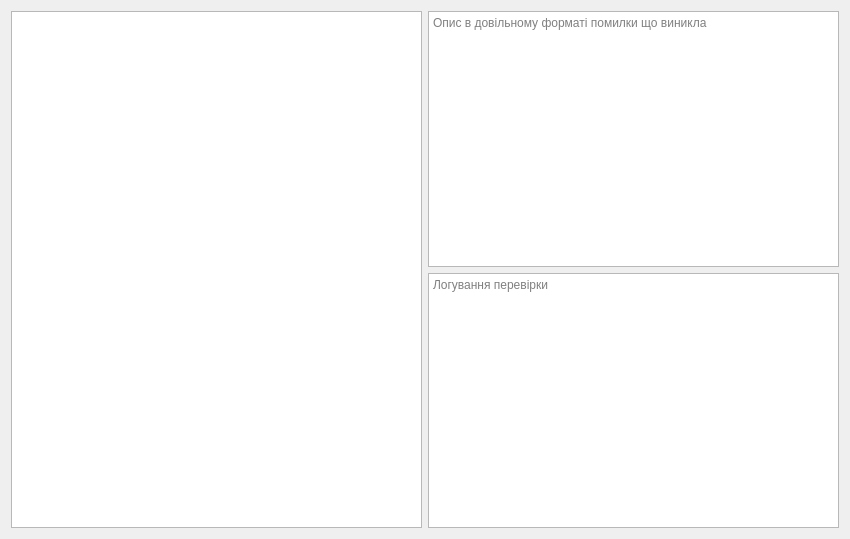
Spectre944/PCBDebugger, file app/ui/ui_designer/mainWindow.ui: the form before one commit.
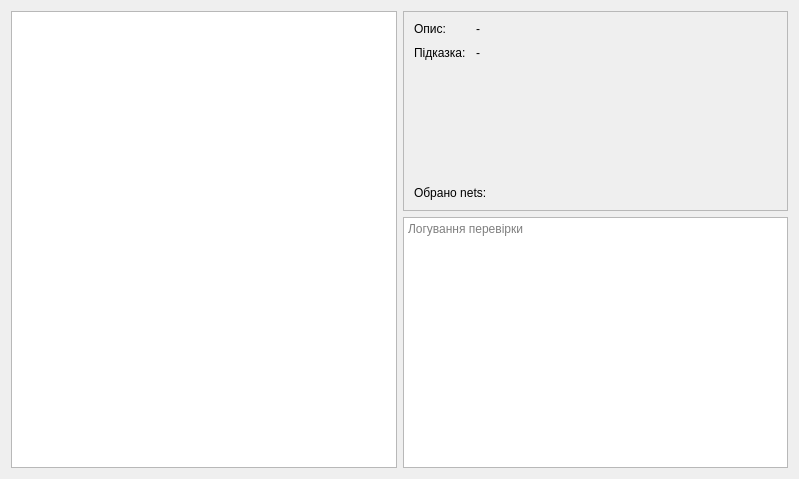
The form after the commit.

```diff
--- a/app/ui/ui_designer/mainWindow.ui
+++ b/app/ui/ui_designer/mainWindow.ui
@@ -6,8 +6,8 @@
    <rect>
     <x>0</x>
     <y>0</y>
-    <width>850</width>
-    <height>539</height>
+    <width>799</width>
+    <height>479</height>
    </rect>
   </property>
   <property name="windowTitle">
@@ -22,16 +22,127 @@
     </widget>
    </item>
    <item row="0" column="1">
-    <widget class="QTextEdit" name="textEditComment">
+    <widget class="QFrame" name="frameInfo">
+     <property name="minimumSize">
+      <size>
+       <width>0</width>
+       <height>200</height>
+      </size>
+     </property>
      <property name="maximumSize">
       <size>
        <width>16777215</width>
-       <height>300</height>
+       <height>200</height>
       </size>
      </property>
-     <property name="placeholderText">
-      <string>Опис в довільному форматі помилки що виникла</string>
+     <property name="frameShape">
+      <enum>QFrame::Shape::StyledPanel</enum>
      </property>
+     <property name="frameShadow">
+      <enum>QFrame::Shadow::Raised</enum>
+     </property>
+     <layout class="QVBoxLayout" name="verticalLayout">
+      <property name="spacing">
+       <number>10</number>
+      </property>
+      <property name="leftMargin">
+       <number>10</number>
+      </property>
+      <property name="topMargin">
+       <number>10</number>
+      </property>
+      <property name="rightMargin">
+       <number>10</number>
+      </property>
+      <property name="bottomMargin">
+       <number>10</number>
+      </property>
+      <item>
+       <layout class="QGridLayout" name="gridLayout_2">
+        <item row="1" column="0">
+         <widget class="QLabel" name="label_2">
+          <property name="sizePolicy">
+           <sizepolicy hsizetype="Maximum" vsizetype="Preferred">
+            <horstretch>0</horstretch>
+            <verstretch>0</verstretch>
+           </sizepolicy>
+          </property>
+          <property name="text">
+           <string>Підказка:</string>
+          </property>
+          <property name="alignment">
+           <set>Qt::AlignmentFlag::AlignLeading|Qt::AlignmentFlag::AlignLeft|Qt::AlignmentFlag::AlignTop</set>
+          </property>
+         </widget>
+        </item>
+        <item row="1" column="1">
+         <widget class="QLabel" name="label_hint">
+          <property name="text">
+           <string>-</string>
+          </property>
+          <property name="alignment">
+           <set>Qt::AlignmentFlag::AlignLeading|Qt::AlignmentFlag::AlignLeft|Qt::AlignmentFlag::AlignTop</set>
+          </property>
+          <property name="wordWrap">
+           <bool>true</bool>
+          </property>
+         </widget>
+        </item>
+        <item row="0" column="1">
+         <widget class="QLabel" name="label_description">
+          <property name="text">
+           <string>-</string>
+          </property>
+          <property name="alignment">
+           <set>Qt::AlignmentFlag::AlignLeading|Qt::AlignmentFlag::AlignLeft|Qt::AlignmentFlag::AlignTop</set>
+          </property>
+          <property name="wordWrap">
+           <bool>true</bool>
+          </property>
+         </widget>
+        </item>
+        <item row="0" column="0">
+         <widget class="QLabel" name="label">
+          <property name="sizePolicy">
+           <sizepolicy hsizetype="Maximum" vsizetype="Preferred">
+            <horstretch>0</horstretch>
+            <verstretch>0</verstretch>
+           </sizepolicy>
+          </property>
+          <property name="text">
+           <string>Опис: </string>
+          </property>
+          <property name="alignment">
+           <set>Qt::AlignmentFlag::AlignLeading|Qt::AlignmentFlag::AlignLeft|Qt::AlignmentFlag::AlignTop</set>
+          </property>
+         </widget>
+        </item>
+        <item row="2" column="0">
+         <spacer name="verticalSpacer">
+          <property name="orientation">
+           <enum>Qt::Orientation::Vertical</enum>
+          </property>
+          <property name="sizeHint" stdset="0">
+           <size>
+            <width>20</width>
+            <height>40</height>
+           </size>
+          </property>
+         </spacer>
+        </item>
+        <item row="3" column="0" colspan="2">
+         <widget class="QLabel" name="label_objSelect">
+          <property name="text">
+           <string>Обрано nets:</string>
+          </property>
+          <property name="wordWrap">
+           <bool>true</bool>
+          </property>
+         </widget>
+        </item>
+       </layout>
+      </item>
+     </layout>
     </widget>
    </item>
    <item row="0" column="0" rowspan="2">
```
Left out of the diff: 3 changed lines with no effect on the pictures.
